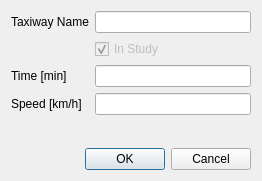
First picture: the form in open_alaqs/ui/ui_taxiways.ui, repository eurocontrol-asu/open_alaqs, before the edit.
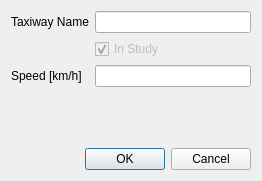
Second picture: the form after the edit.

Patch:
```diff
--- a/open_alaqs/ui/ui_taxiways.ui
+++ b/open_alaqs/ui/ui_taxiways.ui
@@ -44,20 +44,6 @@
      </property>
     </widget>
    </item>
-   <item row="3" column="0">
-    <widget class="QLabel" name="label_2">
-     <property name="text">
-      <string>Time [min]</string>
-     </property>
-    </widget>
-   </item>
-   <item row="3" column="1">
-    <widget class="QLineEdit" name="time">
-     <property name="toolTip">
-      <string>Not entered: the taxiing time is calculated from the taxiway length and the speed</string>
-     </property>
-    </widget>
-   </item>
    <item row="4" column="0">
     <widget class="QLabel" name="label_3">
      <property name="text">
```
Left out of the diff: 1 changed line with no effect on the pictures.
